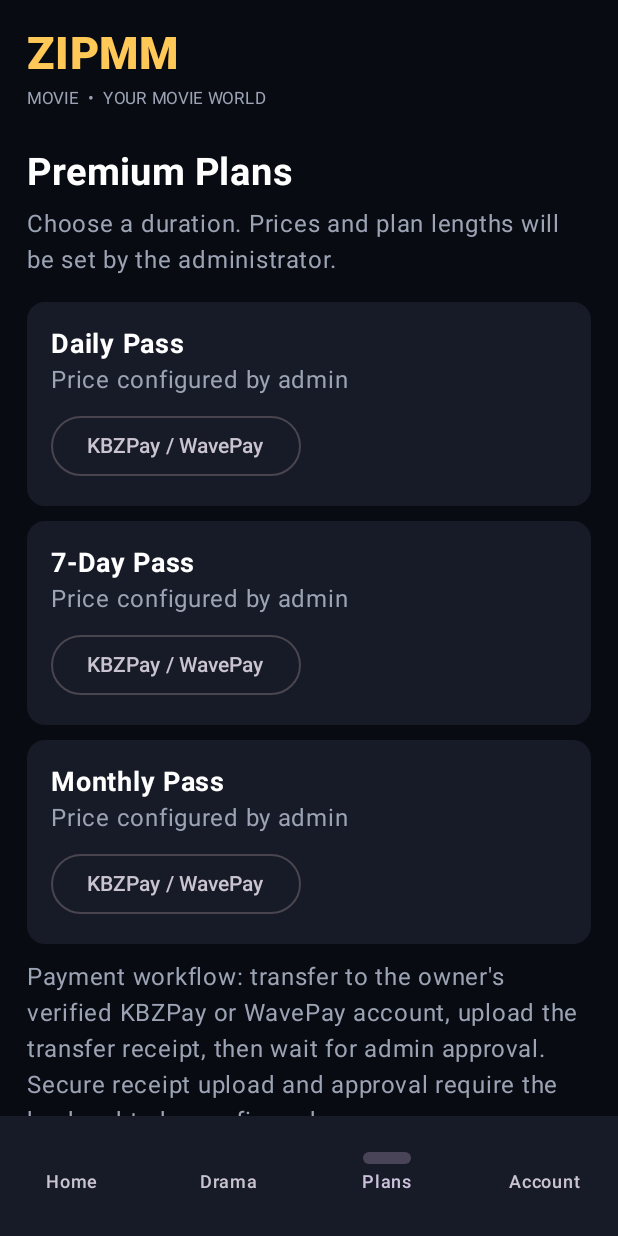
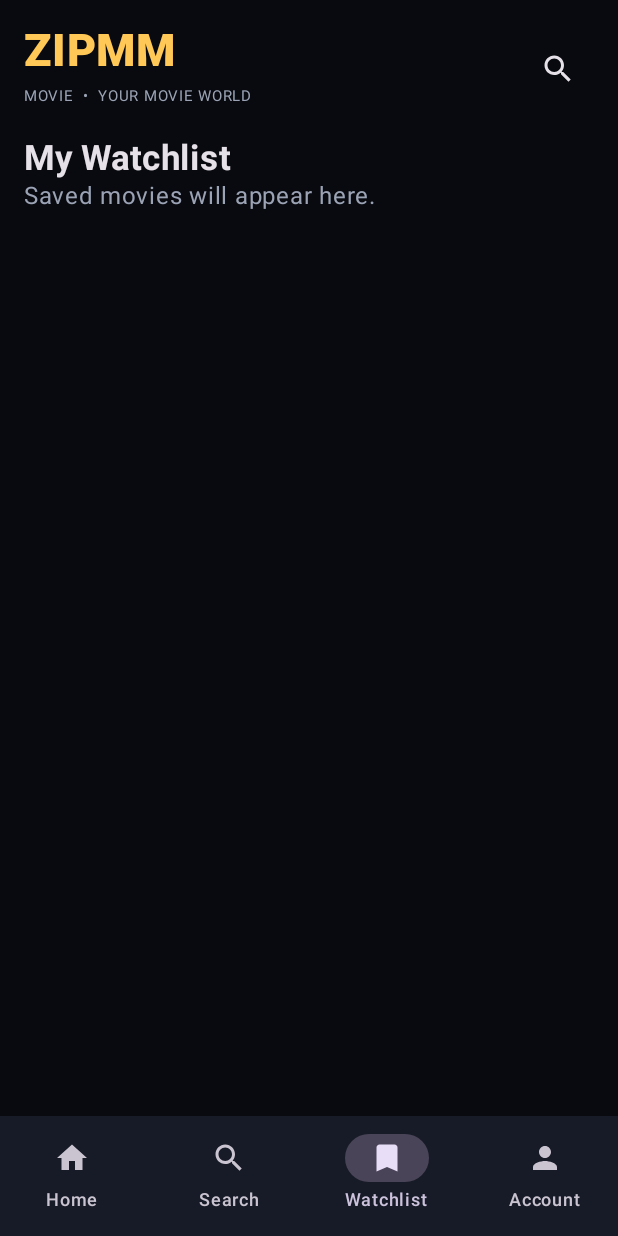
Before and after one commit to Zi50pmm/ZIPMM-MOVIE-APK, an Android app built with Jetpack Compose: the screen it shows after launch (MainActivity), item 3 of the bottom bar chosen, on a phone screen of 412 x 824 dp. Run offline under Robolectric (Android 15) with nearby library versions, the phone set to English and light mode, and no system bars.

Commit message:
Add ZIPMM movie categories, search, watchlist and account UI

```diff
--- a/app/src/main/java/com/zipmm/movie/MainActivity.kt
+++ b/app/src/main/java/com/zipmm/movie/MainActivity.kt
@@ -9,7 +9,10 @@ import androidx.compose.foundation.layout.*
 import androidx.compose.foundation.lazy.LazyRow
 import androidx.compose.foundation.lazy.items
 import androidx.compose.foundation.rememberScrollState
+import androidx.compose.foundation.shape.RoundedCornerShape
 import androidx.compose.foundation.verticalScroll
+import androidx.compose.material.icons.Icons
+import androidx.compose.material.icons.filled.*
 import androidx.compose.material3.*
 import androidx.compose.runtime.*
 import androidx.compose.ui.Alignment
@@ -19,10 +22,18 @@ import androidx.compose.ui.text.font.FontWeight
 import androidx.compose.ui.unit.dp
 import androidx.compose.ui.unit.sp
 
-private val Ink = Color(0xFF090B12)
+private val Ink = Color(0xFF080A10)
 private val Panel = Color(0xFF171B27)
 private val Gold = Color(0xFFFFC857)
 private val Muted = Color(0xFF9BA3B4)
+private data class Movie(val title: String, val category: String, val description: String)
+private val titles = listOf(
+    Movie("Featured Movies", "Movie", "Movie catalogue will appear after admin uploads licensed titles."),
+    Movie("India Spotlight", "India", "Indian movie collection."),
+    Movie("Korea Spotlight", "Korea", "Korean movie collection."),
+    Movie("Japan Spotlight", "Japan", "Japanese movie collection."),
+    Movie("Korean Drama", "Korean Drama", "Drama seasons and episodes will appear after admin upload.")
+)
 
 class MainActivity : ComponentActivity() {
     override fun onCreate(savedInstanceState: Bundle?) {
@@ -32,61 +43,112 @@ class MainActivity : ComponentActivity() {
 }
 
 @Composable
-fun ZipmmApp() {
+private fun ZipmmApp() {
     var tab by remember { mutableStateOf("Home") }
-    var selectedCategory by remember { mutableStateOf("All") }
-    var showPlans by remember { mutableStateOf(false) }
-    val categories = listOf("All", "Movies", "India", "Japan", "Korea", "Korean Drama")
-    MaterialTheme(colorScheme = darkColorScheme(
-        background = Ink, surface = Panel, primary = Gold,
-        onBackground = Color.White, onSurface = Color.White
-    )) {
+    var category by remember { mutableStateOf("All") }
+    var search by remember { mutableStateOf("") }
+    var selected by remember { mutableStateOf<Movie?>(null) }
+    var playing by remember { mutableStateOf(false) }
+    val saved = remember { mutableStateListOf<String>() }
+    val history = remember { mutableStateListOf<String>() }
+    val cats = listOf("All", "Movie", "India", "Korea", "Japan", "Korean Drama")
+    MaterialTheme(colorScheme = darkColorScheme(background = Ink, surface = Panel, primary = Gold)) {
         Scaffold(containerColor = Ink, bottomBar = {
             NavigationBar(containerColor = Panel) {
-                listOf("Home", "Drama", "Plans", "Account").forEach { item ->
-                    NavigationBarItem(selected = tab == item, onClick = {
-                        tab = item
-                        if (item == "Plans") showPlans = true
-                    }, icon = {}, label = { Text(item) })
+                listOf("Home", "Search", "Watchlist", "Account").forEach { item ->
+                    NavigationBarItem(tab == item, { tab = item; selected = null; playing = false },
+                        icon = { Icon(when(item) { "Home" -> Icons.Default.Home; "Search" -> Icons.Default.Search; "Watchlist" -> Icons.Default.Bookmark; else -> Icons.Default.Person }, item) },
+                        label = { Text(item) })
                 }
             }
-        }) { padding ->
-            Column(Modifier.fillMaxSize().padding(padding).verticalScroll(rememberScrollState()).padding(18.dp)) {
-                Text("ZIPMM", color = Gold, fontSize = 30.sp, fontWeight = FontWeight.Black)
-                Text("MOVIE  •  YOUR MOVIE WORLD", color = Muted, fontSize = 11.sp)
-                Spacer(Modifier.height(22.dp))
-                if (showPlans || tab == "Plans") {
-                    PlansScreen(onBack = { showPlans = false; tab = "Home" })
-                } else if (tab == "Account") {
-                    Text("My Account", fontSize = 24.sp, fontWeight = FontWeight.Bold)
-                    Spacer(Modifier.height(12.dp))
-                    Text("Sign-in and account services will be connected to the secure backend in the next setup stage.", color = Muted)
-                    Button(onClick = { showPlans = true }, colors = ButtonDefaults.buttonColors(containerColor = Gold)) { Text("View Premium Plans", color = Ink) }
-                } else {
-                    Text(if (tab == "Drama") "Korean Drama Series" else "Watch something great", fontSize = 23.sp, fontWeight = FontWeight.Bold)
-                    Spacer(Modifier.height(14.dp))
-                    LazyRow(horizontalArrangement = Arrangement.spacedBy(8.dp)) {
-                        items(categories) { category ->
-                            FilterChip(selected = selectedCategory == category, onClick = { selectedCategory = category }, label = { Text(category) })
+        }) { pad ->
+            Column(Modifier.fillMaxSize().padding(pad).verticalScroll(rememberScrollState()).padding(16.dp)) {
+                Row(verticalAlignment = Alignment.CenterVertically) {
+                    Column(Modifier.weight(1f)) {
+                        Text("ZIPMM", color = Gold, fontSize = 30.sp, fontWeight = FontWeight.Black)
+                        Text("MOVIE  •  YOUR MOVIE WORLD", color = Muted, fontSize = 10.sp)
+                    }
+                    IconButton(onClick = { tab = "Search" }) { Icon(Icons.Default.Search, "Search") }
+                }
+                Spacer(Modifier.height(16.dp))
+                if (selected != null) {
+                    if (playing) {
+                        TextButton(onClick = { playing = false }) { Icon(Icons.Default.ArrowBack, null); Text("Back") }
+                        Box(Modifier.fillMaxWidth().height(230.dp).background(Color.Black, RoundedCornerShape(14.dp)), contentAlignment = Alignment.Center) {
+                            Column(horizontalAlignment = Alignment.CenterHorizontally) {
+                                Icon(Icons.Default.PlayCircle, null, tint = Gold, modifier = Modifier.size(58.dp))
+                                Text("Video source not connected", color = Color.White)
+                                Text("Admin must upload a licensed video URL.", color = Muted)
+                            }
                         }
+                        Text(selected!!.title, fontSize = 23.sp, fontWeight = FontWeight.Bold)
+                    } else {
+                        TextButton(onClick = { selected = null }) { Icon(Icons.Default.ArrowBack, null); Text("Back") }
+                        Box(Modifier.fillMaxWidth().height(180.dp).background(Panel, RoundedCornerShape(14.dp)), contentAlignment = Alignment.Center) { Icon(Icons.Default.Movie, null, tint = Gold, modifier = Modifier.size(56.dp)) }
+                        Spacer(Modifier.height(12.dp))
+                        Text(selected!!.title, fontSize = 24.sp, fontWeight = FontWeight.Bold)
+                        Text(selected!!.category, color = Muted)
+                        Text(selected!!.description, color = Muted)
+                        Button(onClick = { history.add(selected!!.title); playing = true }, modifier = Modifier.fillMaxWidth(), colors = ButtonDefaults.buttonColors(containerColor = Gold)) { Icon(Icons.Default.PlayArrow, null, tint = Ink); Text(" Play", color = Ink) }
+                        OutlinedButton(onClick = { if (saved.contains(selected!!.title)) saved.remove(selected!!.title) else saved.add(selected!!.title) }, modifier = Modifier.fillMaxWidth()) { Icon(Icons.Default.Bookmark, null); Text(if (saved.contains(selected!!.title)) " Saved" else " Add to Watchlist") }
                     }
-                    Spacer(Modifier.height(22.dp))
-                    Text("FEATURED", color = Gold, fontWeight = FontWeight.Bold, fontSize = 12.sp)
-                    Spacer(Modifier.height(8.dp))
-                    Box(Modifier.fillMaxWidth().height(180.dp).background(Panel), contentAlignment = Alignment.Center) {
-                        Column(horizontalAlignment = Alignment.CenterHorizontally) {
-                            Text("ZIPMM MOVIE", color = Gold, fontSize = 25.sp, fontWeight = FontWeight.Black)
-                            Text("Your next favourite starts here", color = Muted)
+                } else when(tab) {
+                    "Search" -> {
+                        Text("Search Movies", fontSize = 23.sp, fontWeight = FontWeight.Bold)
+                        OutlinedTextField(search, { search = it }, modifier = Modifier.fillMaxWidth(), placeholder = { Text("Search movie or category") }, leadingIcon = { Icon(Icons.Default.Search, null) }, singleLine = true)
+                        titles.filter { it.title.contains(search, true) || it.category.contains(search, true) }.forEach { MovieRow(it) { selected = it } }
+                    }
+                    "Watchlist" -> {
+                        Text("My Watchlist", fontSize = 23.sp, fontWeight = FontWeight.Bold)
+                        if (saved.isEmpty()) Text("Saved movies will appear here.", color = Muted)
+                        saved.forEach { name -> MovieRow(Movie(name, "Saved", "Saved title")) { selected = titles.firstOrNull { it.title == name } } }
+                    }
+                    "Account" -> {
+                        Text("User Account", fontSize = 23.sp, fontWeight = FontWeight.Bold)
+                        Text("Sign-in and cloud sync require a connected backend.", color = Muted)
+                        Spacer(Modifier.height(12.dp))
+                        Text("KBZPay", color = Gold, fontWeight = FontWeight.Bold)
+                        Text("09456707261")
+                        Text("WavePay", color = Gold, fontWeight = FontWeight.Bold)
+                        Text("09456707261")
+                        Text("Transfer receipt review and premium activation are handled by admin. Secure receipt upload needs backend setup.", color = Muted)
+                    }
+                    else -> {
+                        Text("Watch something great", fontSize = 23.sp, fontWeight = FontWeight.Bold)
+                        Spacer(Modifier.height(10.dp))
+                        LazyRow(horizontalArrangement = Arrangement.spacedBy(7.dp)) {
+                            items(cats) { c -> FilterChip(category == c, { category = c }, label = { Text(c) }) }
                         }
+                        Spacer(Modifier.height(16.dp))
+                        Box(Modifier.fillMaxWidth().height(170.dp).background(Panel, RoundedCornerShape(16.dp)), contentAlignment = Alignment.Center) {
+                            Column(horizontalAlignment = Alignment.CenterHorizontally) {
+                                Icon(Icons.Default.Movie, null, tint = Gold, modifier = Modifier.size(38.dp))
+                                Text("ZIPMM MOVIE", color = Gold, fontSize = 25.sp, fontWeight = FontWeight.Black)
+                                Text("Your next favourite starts here", color = Muted)
+                            }
+                        }
+                        if (history.isNotEmpty()) {
+                            Spacer(Modifier.height(16.dp)); Text("Continue Watching", fontSize = 19.sp, fontWeight = FontWeight.Bold)
+                            LazyRow { items(history.distinct()) { name -> MovieRow(Movie(name, "Continue Watching", "Resume")) { selected = titles.firstOrNull { it.title == name } } } }
+                        }
+                        val sections = if (category == "All") cats.drop(1) else listOf(category)
+                        sections.forEach { c ->
+                            Spacer(Modifier.height(18.dp))
+                            Text(if (c == "Korean Drama") "Korean Drama Series" else c + " Collection", fontSize = 19.sp, fontWeight = FontWeight.Bold)
+                            LazyRow(horizontalArrangement = Arrangement.spacedBy(10.dp)) {
+                                items(titles.filter { it.category == c }) { m ->
+                                    Column(Modifier.width(138.dp).clickable { selected = m }) {
+                                        Box(Modifier.fillMaxWidth().height(150.dp).background(Panel, RoundedCornerShape(12.dp)), contentAlignment = Alignment.Center) { Icon(Icons.Default.Movie, null, tint = Gold, modifier = Modifier.size(34.dp)) }
+                                        Text(m.title, fontWeight = FontWeight.SemiBold)
+                                    }
+                                }
+                            }
+                        }
+                        Spacer(Modifier.height(16.dp))
+                        Text("PREMIUM PLANS", color = Gold, fontWeight = FontWeight.Bold)
+                        Text("Subscription prices and durations will be set by admin.", color = Muted)
+                        Text("Payment accounts: KBZPay / WavePay 09456707261", color = Muted)
                     }
-                    Spacer(Modifier.height(22.dp))
-                    Text(when(selectedCategory) { "All" -> "Popular Movies"; "Korean Drama" -> "Korean Drama"; else -> "$selectedCategory Movies" }, fontSize = 20.sp, fontWeight = FontWeight.Bold)
-                    Spacer(Modifier.height(8.dp))
-                    Text("Your movie catalogue will appear here after the owner connects the content database and uploads licensed movie files.", color = Muted)
-                    Spacer(Modifier.height(20.dp))
-                    Text("PREMIUM", color = Gold, fontWeight = FontWeight.Bold)
-                    Text("Unlock the full ZIPMM library with a subscription.", color = Muted)
-                    Button(onClick = { showPlans = true }, colors = ButtonDefaults.buttonColors(containerColor = Gold)) { Text("See subscription plans", color = Ink) }
                 }
             }
         }
@@ -94,26 +156,13 @@ fun ZipmmApp() {
 }
 
 @Composable
-fun PlansScreen(onBack: () -> Unit) {
-    Column {
-        Text("Premium Plans", fontSize = 25.sp, fontWeight = FontWeight.Bold)
-        Spacer(Modifier.height(8.dp))
-        Text("Choose a duration. Prices and plan lengths will be set by the administrator.", color = Muted)
-        Spacer(Modifier.height(16.dp))
-        listOf("Daily Pass", "7-Day Pass", "Monthly Pass").forEach { plan ->
-            Card(Modifier.fillMaxWidth().padding(bottom = 10.dp), colors = CardDefaults.cardColors(containerColor = Panel)) {
-                Column(Modifier.padding(16.dp)) {
-                    Text(plan, fontSize = 18.sp, fontWeight = FontWeight.Bold)
-                    Text("Price configured by admin", color = Muted)
-                    Spacer(Modifier.height(8.dp))
-                    OutlinedButton(onClick = { /* Payment request flow requires server configuration */ }) {
-                        Text("KBZPay / WavePay")
-                    }
-                }
-            }
+private fun MovieRow(movie: Movie, onClick: () -> Unit) {
+    Card(Modifier.fillMaxWidth().padding(vertical = 5.dp).clickable(onClick = onClick), colors = CardDefaults.cardColors(containerColor = Panel)) {
+        Row(Modifier.padding(13.dp), verticalAlignment = Alignment.CenterVertically) {
+            Icon(Icons.Default.Movie, null, tint = Gold)
+            Spacer(Modifier.width(12.dp))
+            Column { Text(movie.title, fontWeight = FontWeight.SemiBold); Text(movie.category, color = Muted, fontSize = 12.sp) }
+            Spacer(Modifier.weight(1f)); Icon(Icons.Default.ChevronRight, null, tint = Muted)
         }
-        Text("Payment workflow: transfer to the owner's verified KBZPay or WavePay account, upload the transfer receipt, then wait for admin approval. Secure receipt upload and approval require the backend to be configured.", color = Muted)
-        Spacer(Modifier.height(12.dp))
-        TextButton(onClick = onBack) { Text("Back") }
     }
 }
```
